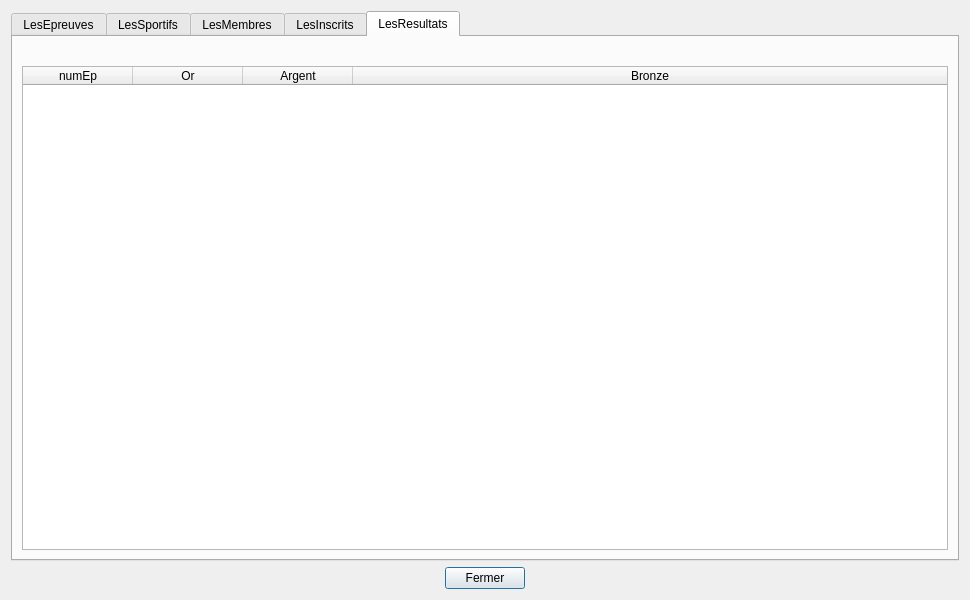
Old version of the form gui/v1_tablesData.ui in the repository Drusstroyer/cebd-jo-2022-master.
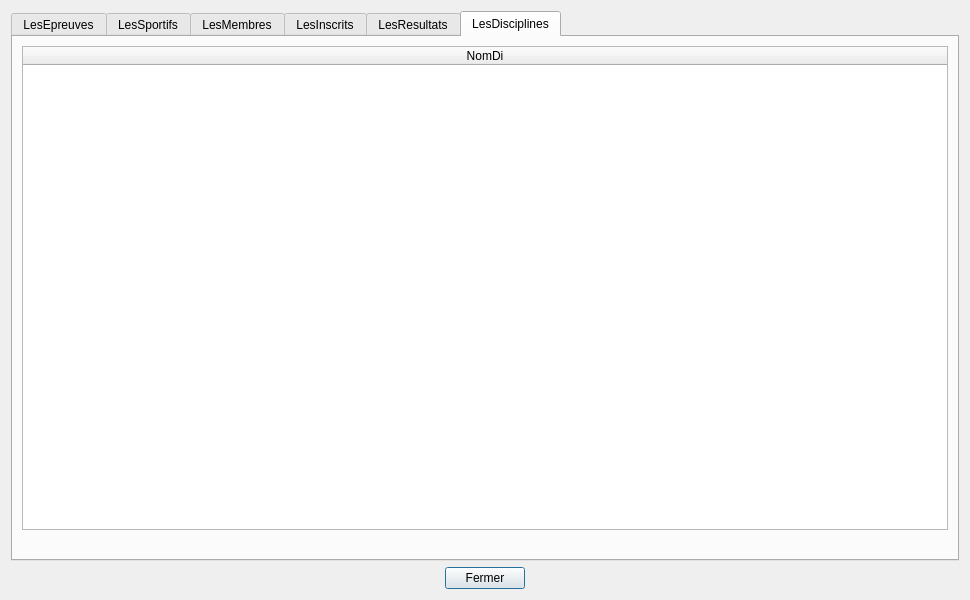
New version of the form.

Commit message: Commit, lecture du exel presque terminer, a faire, discipline propremement et LesEquipes.

Diff of the .ui file:
```diff
--- a/gui/v1_tablesData.ui
+++ b/gui/v1_tablesData.ui
@@ -29,7 +29,7 @@
    <item>
     <widget class="QTabWidget" name="tabWidget">
      <property name="currentIndex">
-      <number>4</number>
+      <number>5</number>
      </property>
      <widget class="QWidget" name="tabEpreuves">
       <attribute name="title">
@@ -559,6 +559,137 @@
            <string>Bronze</string>
           </property>
          </column>
+        </widget>
+       </item>
+       <item>
+        <widget class="QLabel" name="label_Resultats">
+         <property name="palette">
+          <palette>
+           <active>
+            <colorrole role="WindowText">
+             <brush brushstyle="SolidPattern">
+              <color alpha="255">
+               <red>255</red>
+               <green>0</green>
+               <blue>0</blue>
+              </color>
+             </brush>
+            </colorrole>
+           </active>
+           <inactive>
+            <colorrole role="WindowText">
+             <brush brushstyle="SolidPattern">
+              <color alpha="255">
+               <red>255</red>
+               <green>0</green>
+               <blue>0</blue>
+              </color>
+             </brush>
+            </colorrole>
+           </inactive>
+           <disabled>
+            <colorrole role="WindowText">
+             <brush brushstyle="SolidPattern">
+              <color alpha="255">
+               <red>120</red>
+               <green>120</green>
+               <blue>120</blue>
+              </color>
+             </brush>
+            </colorrole>
+           </disabled>
+          </palette>
+         </property>
+         <property name="text">
+          <string/>
+         </property>
+         <property name="scaledContents">
+          <bool>true</bool>
+         </property>
+         <property name="alignment">
+          <set>Qt::AlignCenter</set>
+         </property>
+        </widget>
+       </item>
+      </layout>
+     </widget>
+     <widget class="QWidget" name="tabDisciplines">
+      <attribute name="title">
+       <string>LesDisciplines</string>
+      </attribute>
+      <layout class="QVBoxLayout" name="verticalLayout_6">
+       <item>
+        <widget class="QTableWidget" name="tableDisciplines">
+         <property name="enabled">
+          <bool>true</bool>
+         </property>
+         <attribute name="horizontalHeaderMinimumSectionSize">
+          <number>50</number>
+         </attribute>
+         <attribute name="horizontalHeaderDefaultSectionSize">
+          <number>110</number>
+         </attribute>
+         <attribute name="horizontalHeaderStretchLastSection">
+          <bool>true</bool>
+         </attribute>
+         <attribute name="verticalHeaderVisible">
+          <bool>false</bool>
+         </attribute>
+         <column>
+          <property name="text">
+           <string>NomDi</string>
+          </property>
+         </column>
+        </widget>
+       </item>
+       <item>
+        <widget class="QLabel" name="label_Disciplines">
+         <property name="palette">
+          <palette>
+           <active>
+            <colorrole role="WindowText">
+             <brush brushstyle="SolidPattern">
+              <color alpha="255">
+               <red>255</red>
+               <green>0</green>
+               <blue>0</blue>
+              </color>
+             </brush>
+            </colorrole>
+           </active>
+           <inactive>
+            <colorrole role="WindowText">
+             <brush brushstyle="SolidPattern">
+              <color alpha="255">
+               <red>255</red>
+               <green>0</green>
+               <blue>0</blue>
+              </color>
+             </brush>
+            </colorrole>
+           </inactive>
+           <disabled>
+            <colorrole role="WindowText">
+             <brush brushstyle="SolidPattern">
+              <color alpha="255">
+               <red>120</red>
+               <green>120</green>
+               <blue>120</blue>
+              </color>
+             </brush>
+            </colorrole>
+           </disabled>
+          </palette>
+         </property>
+         <property name="text">
+          <string/>
+         </property>
+         <property name="scaledContents">
+          <bool>true</bool>
+         </property>
+         <property name="alignment">
+          <set>Qt::AlignCenter</set>
+         </property>
         </widget>
        </item>
       </layout>
```
Left out of the diff: 82 changed lines with no effect on the pictures. The commit also changes 2 other files.
